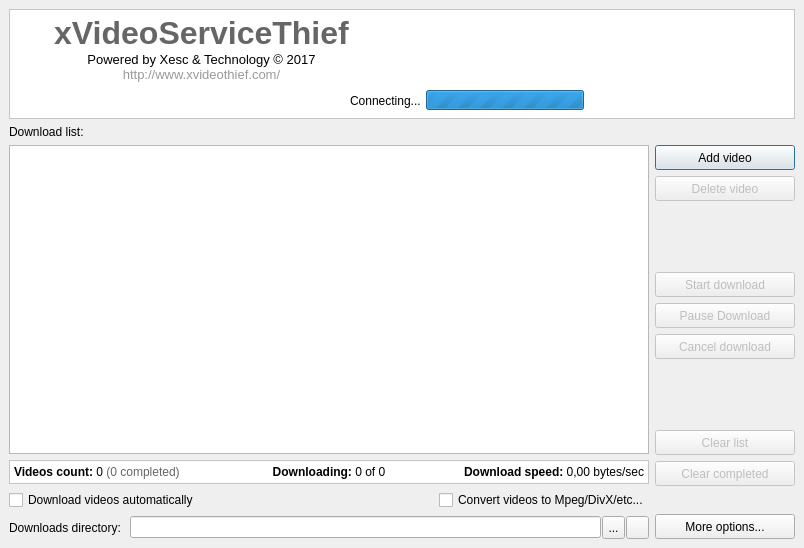
The window that ui/mainform.ui (xVST/xVideoServiceThief) describes before a commit, drawn with Qt 5.
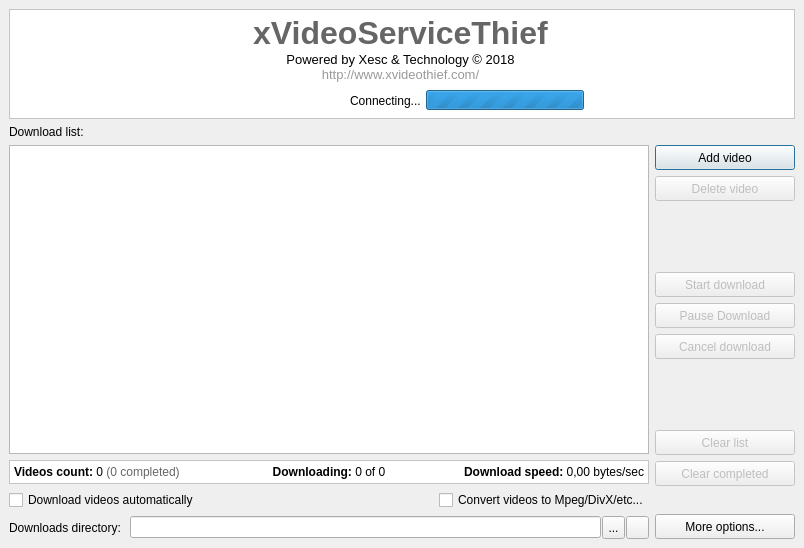
The same window after the commit. Icons and pictures are not drawn.

```diff
--- a/ui/mainform.ui
+++ b/ui/mainform.ui
@@ -408,7 +408,7 @@
           <enum>Qt::Horizontal</enum>
          </property>
          <property name="sizeType">
-          <enum>QSizePolicy::Minimum</enum>
+          <enum>QSizePolicy::Expanding</enum>
          </property>
          <property name="sizeHint" stdset="0">
           <size>
@@ -428,7 +428,7 @@
          </property>
          <property name="text">
           <string notr="true">&lt;html&gt;&lt;head&gt;&lt;meta name=&quot;qrichtext&quot; content=&quot;1&quot; /&gt;&lt;title&gt;xVideoServiceThief&lt;/title&gt;&lt;style type=&quot;text/css&quot;&gt;a {font-family: Arial, Helvetica, sans-serif;font-size: 13px; text-decoration:none; color:#999999}a: hover{text-decoration:underline; color:#0000FF}
-&lt;/style&gt;&lt;/head&gt;&lt;body&gt;&lt;div align=&quot;center&quot;&gt;&lt;p&gt;&lt;span style=&quot;font-size: 32px; font-family: Arial, Helvetica, sans-serif; font-weight: bold; color: #666666;&quot;&gt;xVideoServiceThief&lt;/span&gt;&lt;br /&gt;&lt;span style=&quot;font-family: Arial, Helvetica, sans-serif;font-size: 13px;&quot;&gt;Powered by Xesc &amp;amp; Technology &amp;copy; 2017&lt;br /&gt;&lt;a href=&quot;http://www.xvideothief.com/&quot;&gt;http://www.xvideothief.com/&lt;/a&gt;&lt;/span&gt;&lt;/p&gt;&lt;/div&gt;&lt;/body&gt;&lt;/html&gt;</string>
+&lt;/style&gt;&lt;/head&gt;&lt;body&gt;&lt;div align=&quot;center&quot;&gt;&lt;p&gt;&lt;span style=&quot;font-size: 32px; font-family: Arial, Helvetica, sans-serif; font-weight: bold; color: #666666;&quot;&gt;xVideoServiceThief&lt;/span&gt;&lt;br /&gt;&lt;span style=&quot;font-family: Arial, Helvetica, sans-serif;font-size: 13px;&quot;&gt;Powered by Xesc &amp;amp; Technology &amp;copy; 2018&lt;br /&gt;&lt;a href=&quot;http://www.xvideothief.com/&quot;&gt;http://www.xvideothief.com/&lt;/a&gt;&lt;/span&gt;&lt;/p&gt;&lt;/div&gt;&lt;/body&gt;&lt;/html&gt;</string>
          </property>
          <property name="alignment">
           <set>Qt::AlignCenter</set>
```
Left out of the diff: 2 changed lines with no effect on the pictures.
